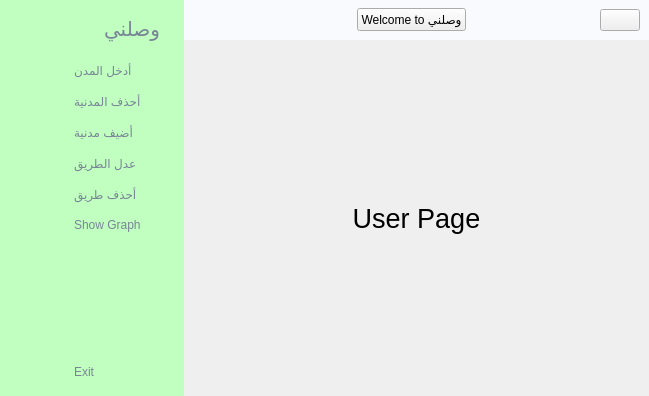
The window that mainwindow.ui (Roqaya-muhmd/Mini_Wasalny) describes before a commit, drawn with Qt 5.
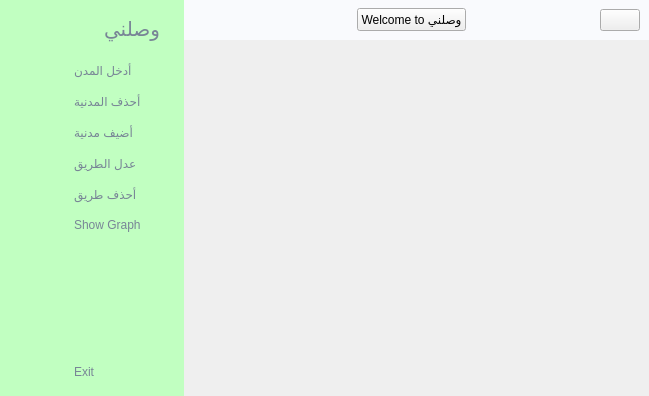
The same window after the commit. Icons and pictures are not drawn. Custom widgets are drawn as their Qt base class.

Patch:
```diff
--- a/mainwindow.ui
+++ b/mainwindow.ui
@@ -212,24 +212,8 @@
          <widget class="DeleteEdge" name="page_6">
           <layout class="QGridLayout" name="gridLayout_7"/>
          </widget>
-         <widget class="QWidget" name="page_7">
-          <layout class="QGridLayout" name="gridLayout_8">
-           <item row="0" column="0">
-            <widget class="QLabel" name="label_10">
-             <property name="font">
-              <font>
-               <pointsize>20</pointsize>
-              </font>
-             </property>
-             <property name="text">
-              <string>User Page</string>
-             </property>
-             <property name="alignment">
-              <set>Qt::AlignmentFlag::AlignCenter</set>
-             </property>
-            </widget>
-           </item>
-          </layout>
+         <widget class="ShowGraph" name="page_7">
+          <layout class="QGridLayout" name="gridLayout_8"/>
          </widget>
         </widget>
        </item>
@@ -749,6 +733,12 @@
    <header>addgraph.h</header>
    <container>1</container>
   </customwidget>
+  <customwidget>
+   <class>ShowGraph</class>
+   <extends>QWidget</extends>
+   <header location="global">showgraph.h</header>
+   <container>1</container>
+  </customwidget>
  </customwidgets>
  <resources>
   <include location="myres.qrc"/>
```
Left out of the diff: 11 changed lines with no effect on the pictures.
